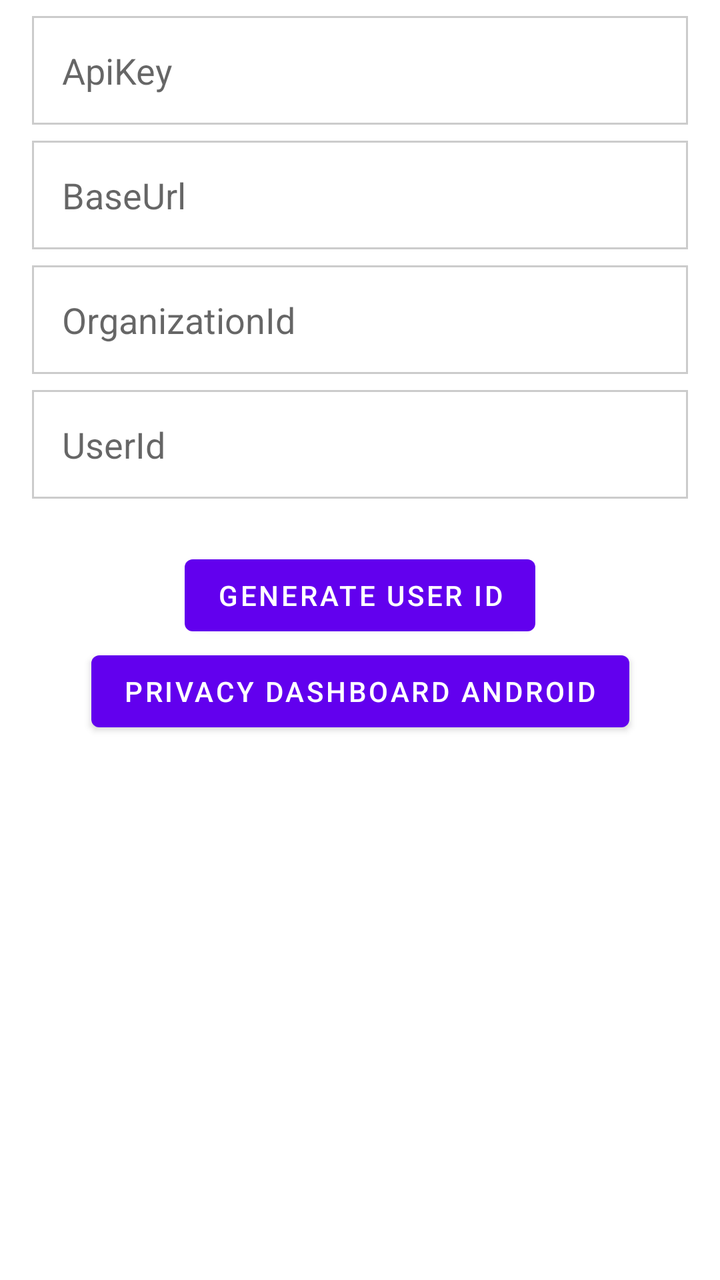
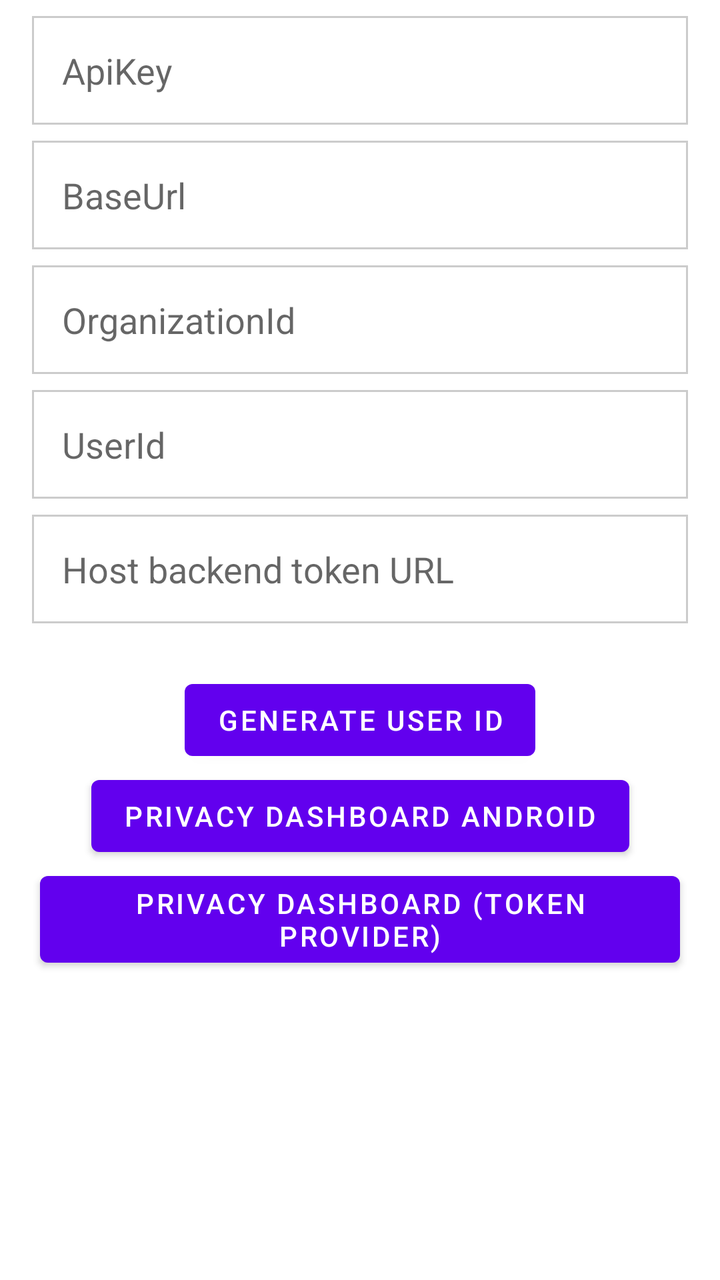

The first picture is an Android layout as it rendered before a commit; the second is the same layout after the commit. The layout source and the unified diff follow.
<!-- AndroidManifest.xml: application theme Theme.PrivacyDashboardAndroid -->
<!-- res/layout/content_main.xml -->
<?xml version="1.0" encoding="utf-8"?>
<layout xmlns:android="http://schemas.android.com/apk/res/android"
    xmlns:app="http://schemas.android.com/apk/res-auto">

    <ScrollView
        android:layout_width="match_parent"
        android:layout_height="match_parent"
        android:fillViewport="true"
        app:layout_behavior="@string/appbar_scrolling_view_behavior">

        <androidx.constraintlayout.widget.ConstraintLayout
            android:layout_width="match_parent"
            android:layout_height="wrap_content">

            
            <Space
                android:id="@+id/spaceAboveFirstEditText"
                android:layout_width="match_parent"
                android:layout_height="8dp"
                app:layout_constraintTop_toTopOf="parent" />

            
            <EditText
                android:id="@+id/etApiKey"
                android:layout_width="match_parent"
                android:layout_height="wrap_content"
                android:hint="ApiKey"
                android:padding="15dp"
                android:layout_marginStart="16dp"
                android:layout_marginEnd="16dp"
                android:background="@drawable/edittext_border"
                android:inputType="textMultiLine"
                app:layout_constraintEnd_toEndOf="parent"
                app:layout_constraintStart_toStartOf="parent"
                app:layout_constraintTop_toBottomOf="@id/spaceAboveFirstEditText"
                app:layout_constraintWidth_default="wrap" />

            
            <Space
                android:id="@+id/space1"
                android:layout_width="match_parent"
                android:layout_height="8dp"
                app:layout_constraintTop_toBottomOf="@id/etApiKey" />

            
            <EditText
                android:id="@+id/etBaseUrl"
                android:layout_width="match_parent"
                android:layout_height="wrap_content"
                android:hint="BaseUrl"
                android:padding="15dp"
                android:layout_marginStart="16dp"
                android:layout_marginEnd="16dp"
                android:background="@drawable/edittext_border"
                app:layout_constraintEnd_toEndOf="parent"
                app:layout_constraintStart_toStartOf="parent"
                app:layout_constraintTop_toBottomOf="@id/space1"
                app:layout_constraintWidth_default="wrap" />

            
            <Space
                android:id="@+id/space2"
                android:layout_width="match_parent"
                android:layout_height="8dp"
                app:layout_constraintTop_toBottomOf="@id/etBaseUrl" />

            
            <EditText
                android:id="@+id/etOrganizationId"
                android:layout_width="match_parent"
                android:layout_height="wrap_content"
                android:hint="OrganizationId"
                android:padding="15dp"
                android:layout_marginStart="16dp"
                android:layout_marginEnd="16dp"
                android:background="@drawable/edittext_border"
                app:layout_constraintEnd_toEndOf="parent"
                app:layout_constraintStart_toStartOf="parent"
                app:layout_constraintTop_toBottomOf="@id/space2"
                app:layout_constraintWidth_default="wrap" />

            
            <Space
                android:id="@+id/space3"
                android:layout_width="match_parent"
                android:layout_height="8dp"
                app:layout_constraintTop_toBottomOf="@id/etOrganizationId" />

            
            <EditText
                android:id="@+id/etUserId"
                android:layout_width="match_parent"
                android:layout_height="wrap_content"
                android:hint="UserId"
                android:padding="15dp"
                android:layout_marginStart="16dp"
                android:layout_marginEnd="16dp"
                android:background="@drawable/edittext_border"
                app:layout_constraintEnd_toEndOf="parent"
                app:layout_constraintStart_toStartOf="parent"
                app:layout_constraintTop_toBottomOf="@id/space3"
                app:layout_constraintWidth_default="wrap" />

            
            <TextView
                android:id="@+id/tvErrorMessage"
                android:layout_width="wrap_content"
                android:layout_height="wrap_content"
                android:textColor="@color/privacyDashboard_error_red"
                android:layout_marginTop="8dp"
                android:layout_marginStart="16dp"
                android:layout_marginEnd="16dp"
                android:textSize="12sp"
                android:textStyle="italic"
                app:layout_constraintStart_toStartOf="parent"
                app:layout_constraintTop_toBottomOf="@id/etUserId" />

            
            <Button
                android:id="@+id/btUserId"
                android:layout_width="wrap_content"
                android:layout_height="wrap_content"
                android:text="Generate User ID"
                app:layout_constraintEnd_toEndOf="parent"
                app:layout_constraintStart_toStartOf="parent"
                app:layout_constraintTop_toBottomOf="@id/tvErrorMessage" />

            
            <Button
                android:id="@+id/btPrivacyDashboard"
                android:layout_width="wrap_content"
                android:layout_height="wrap_content"
                android:text="@string/app_name"
                app:layout_constraintEnd_toEndOf="parent"
                app:layout_constraintStart_toStartOf="parent"
                app:layout_constraintTop_toBottomOf="@id/btUserId" />

        </androidx.constraintlayout.widget.ConstraintLayout>
    </ScrollView>
</layout>
<!-- resources referenced by this layout -->
<resources>
  <color name="privacyDashboard_error_red">#B80202</color>
  <!-- drawable edittext_border (drawable) -->
  <shape xmlns:android="http://schemas.android.com/apk/res/android"
      android:shape="rectangle">
      <solid android:color="@android:color/transparent" />
      <stroke
          android:width="1dp"
      android:color="#CCCCCC" />
  </shape>
  <string name="app_name">Privacy Dashboard Android</string>
  <style name="Theme.PrivacyDashboardAndroid" parent="Theme.MaterialComponents.DayNight.DarkActionBar">
          
          <item name="colorPrimary">@color/purple_500</item>
          <item name="colorPrimaryVariant">@color/purple_700</item>
          <item name="colorOnPrimary">@color/white</item>
          
          <item name="colorSecondary">@color/teal_200</item>
          <item name="colorSecondaryVariant">@color/teal_700</item>
          <item name="colorOnSecondary">@color/black</item>
          
          <item name="android:statusBarColor">?attr/colorPrimaryVariant</item>
          
      </style>
  <color name="purple_500">#FF6200EE</color>
  <color name="purple_700">#FF3700B3</color>
  <color name="white">#FFFFFFFF</color>
  <color name="teal_200">#FF03DAC5</color>
  <color name="teal_700">#FF018786</color>
  <color name="black">#FF000000</color>
</resources>

<!-- the commit's change to res/layout/content_main.xml (unified diff, before → after) -->
@@ -102,6 +102,29 @@
                 app:layout_constraintWidth_default="wrap" />
 
             
+            <Space
+                android:id="@+id/space4"
+                android:layout_width="match_parent"
+                android:layout_height="8dp"
+                app:layout_constraintTop_toBottomOf="@id/etUserId" />
+
+            
+            <EditText
+                android:id="@+id/etTokenUrl"
+                android:layout_width="match_parent"
+                android:layout_height="wrap_content"
+                android:hint="Host backend token URL"
+                android:inputType="textUri"
+                android:padding="15dp"
+                android:layout_marginStart="16dp"
+                android:layout_marginEnd="16dp"
+                android:background="@drawable/edittext_border"
+                app:layout_constraintEnd_toEndOf="parent"
+                app:layout_constraintStart_toStartOf="parent"
+                app:layout_constraintTop_toBottomOf="@id/space4"
+                app:layout_constraintWidth_default="wrap" />
+
+            
             <TextView
                 android:id="@+id/tvErrorMessage"
                 android:layout_width="wrap_content"
@@ -113,7 +136,7 @@
                 android:textSize="12sp"
                 android:textStyle="italic"
                 app:layout_constraintStart_toStartOf="parent"
-                app:layout_constraintTop_toBottomOf="@id/etUserId" />
+                app:layout_constraintTop_toBottomOf="@id/etTokenUrl" />
 
             
             <Button
@@ -135,6 +158,16 @@
                 app:layout_constraintStart_toStartOf="parent"
                 app:layout_constraintTop_toBottomOf="@id/btUserId" />
 
+            
+            <Button
+                android:id="@+id/btPrivacyDashboardToken"
+                android:layout_width="wrap_content"
+                android:layout_height="wrap_content"
+                android:text="@string/privacy_dashboard_with_token"
+                app:layout_constraintEnd_toEndOf="parent"
+                app:layout_constraintStart_toStartOf="parent"
+                app:layout_constraintTop_toBottomOf="@id/btPrivacyDashboard" />
+
         </androidx.constraintlayout.widget.ConstraintLayout>
     </ScrollView>
 </layout>
<!-- resource entries referenced after the edit -->
@@ -10,6 +10,7 @@
       android:color="#CCCCCC" />
   </shape>
   <string name="app_name">Privacy Dashboard Android</string>
+  <string name="privacy_dashboard_with_token">Privacy Dashboard (token provider)</string>
   <style name="Theme.PrivacyDashboardAndroid" parent="Theme.MaterialComponents.DayNight.DarkActionBar">
           
           <item name="colorPrimary">@color/purple_500</item>
